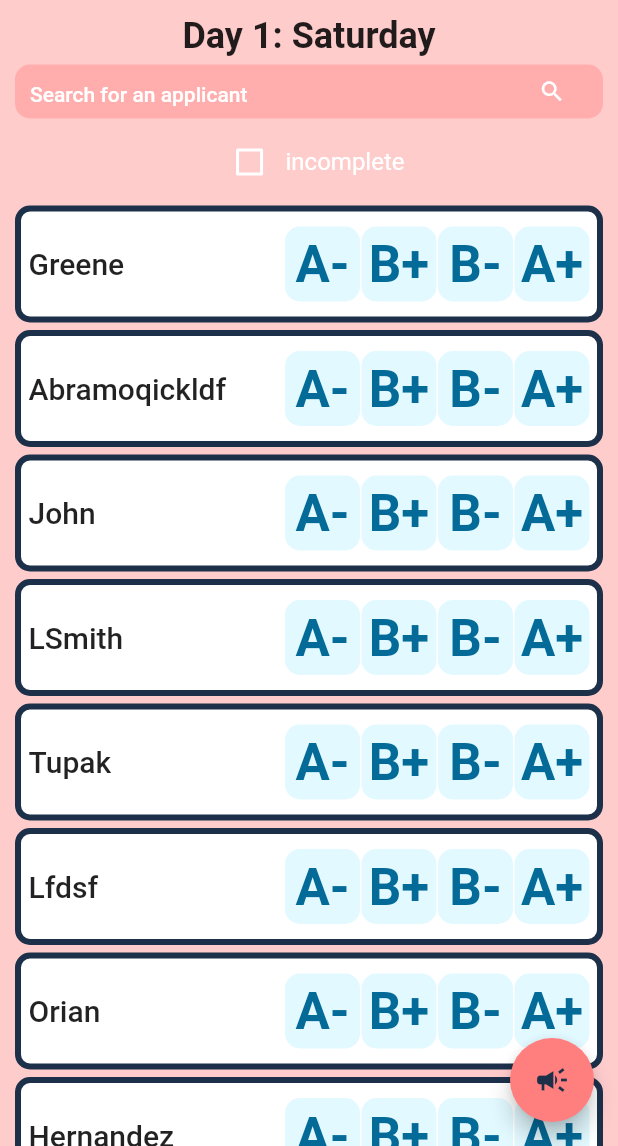
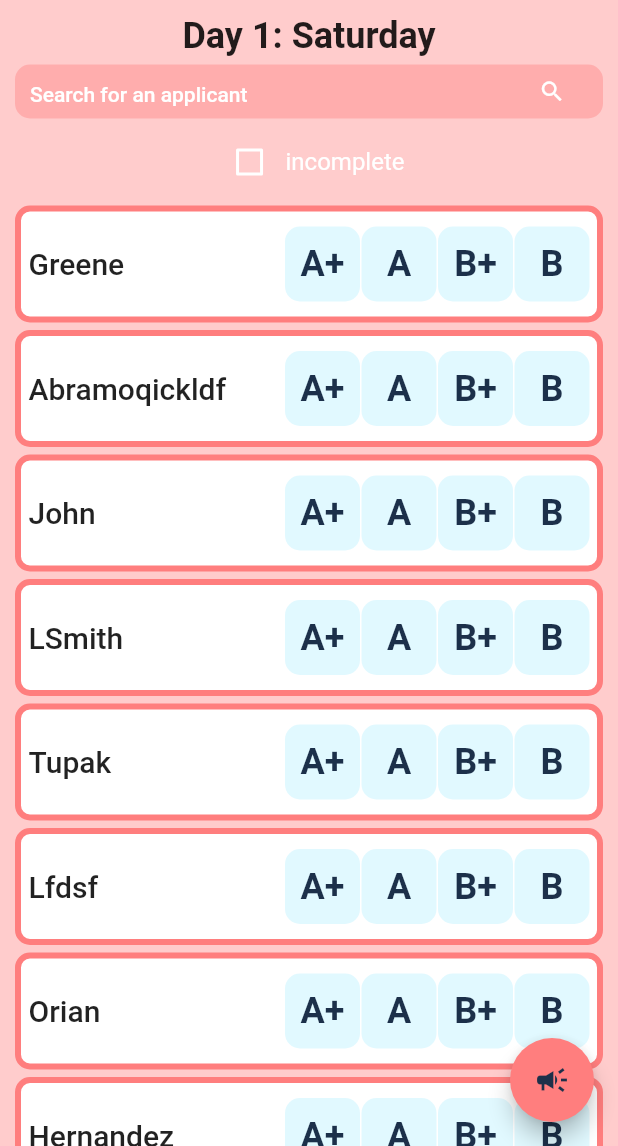
Before and after one commit to carolinebelle/rubrick, a Flutter app: the screen it shows after launch, after a tap on "Day 1: Saturday", on a phone screen of 412 x 824 dp, the part 90-1236 px from its top. Run offline on Flutter 3.47's test engine with Material 2 defaults, Android fonts, the phone set to English and light mode, and no system bars; drawn by our look-alikes of expandable.

Commit message:
applicant detail screen

```diff
--- a/lib/colors/color_scheme.dart
+++ b/lib/colors/color_scheme.dart
@@ -12,11 +12,11 @@ ColorScheme defaultColorScheme = ColorScheme(
   primary: mediumColor,
   onPrimary: darkColor,
   primaryContainer: mediumColor.withAlpha(100),
-  onPrimaryContainer: darkColor,
+  onPrimaryContainer: whiteColor,
   secondary: brightColor,
   onSecondary: darkColor,
   secondaryContainer: brightColor.withAlpha(100),
-  onSecondaryContainer: darkColor,
+  onSecondaryContainer: whiteColor,
   tertiary: lightColor,
   onTertiary: darkColor,
   tertiaryContainer: lightColor.withAlpha(100),
@@ -40,17 +40,17 @@ ColorScheme defaultColorScheme = ColorScheme(
 );
 ColorScheme darkColorScheme = ColorScheme(
   brightness: Brightness.dark,
-  primary: whiteColor.withAlpha(200),
-  onPrimary: darkColor,
-  primaryContainer: mediumColor.withAlpha(200),
-  onPrimaryContainer: darkColor,
-  secondary: whiteColor.withAlpha(200),
-  onSecondary: darkColor,
-  secondaryContainer: brightColor.withAlpha(200),
-  onSecondaryContainer: whiteColor,
-  tertiary: lightColor,
-  onTertiary: darkColor,
-  tertiaryContainer: lightColor.withAlpha(100),
+  primary: mediumColor.withAlpha(200),
+  onPrimary: whiteColor,
+  primaryContainer: mediumColor.withAlpha(100),
+  onPrimaryContainer: blackColor,
+  secondary: brightColor.withAlpha(200),
+  onSecondary: whiteColor,
+  secondaryContainer: brightColor.withAlpha(100),
+  onSecondaryContainer: blackColor,
+  tertiary: lightColor.withAlpha(26),
+  onTertiary: whiteColor,
+  tertiaryContainer: mediumColor,
   onTertiaryContainer: darkColor,
   background: darkColor,
   onBackground: whiteColor,
--- a/lib/components/applicant_list_item.dart
+++ b/lib/components/applicant_list_item.dart
@@ -1,10 +1,17 @@
 import 'package:flutter/material.dart';
 
+import '../widgets/applicant_card.dart';
 import 'grade_box.dart';
+
+const gradeIndices = [0, 1, 3, 4];
+const grades = ["A+", "A", "A-", "B+", "B", "B-"];
 
 class ApplicantListItem extends StatefulWidget {
   final String name;
-  const ApplicantListItem({Key? key, required this.name}) : super(key: key);
+  final int groupIndex;
+  const ApplicantListItem(
+      {Key? key, required this.name, required this.groupIndex})
+      : super(key: key);
 
   @override
   State<ApplicantListItem> createState() => _ApplicantListItemState();
@@ -13,12 +20,20 @@ class ApplicantListItem extends StatefulWidget {
 class _ApplicantListItemState extends State<ApplicantListItem> {
   @override
   Widget build(BuildContext context) {
-    return Container(
+    return GestureDetector(
+      onTap: () {
+        _gotoDetailsPage(context, widget.name, widget.groupIndex, gradeIndices);
+      },
+      child: Container(
         decoration: BoxDecoration(
           color: Theme.of(context).colorScheme.background,
           borderRadius: BorderRadius.circular(10),
           border: Border.all(
-              width: 4, color: Theme.of(context).colorScheme.onBackground)),
+              width: 4,
+              color: widget.groupIndex % 2 == 0
+                  ? Theme.of(context).colorScheme.secondary
+                  : Theme.of(context).colorScheme.primary),
+        ),
         width: double.infinity,
         child: Padding(
           padding: const EdgeInsets.symmetric(vertical: 10, horizontal: 5),
@@ -37,24 +52,61 @@ class _ApplicantListItemState extends State<ApplicantListItem> {
               Wrap(
                 alignment: WrapAlignment.center,
                 spacing: 1,
-              children: const [
-                GradeBox(
-                  grade: 'A-',
+                children: [
+                  Hero(
+                    tag:
+                        '${widget.name}-${widget.groupIndex}-selected-achievement',
+                    child: GradeBox(
+                      grade: grades[gradeIndices[0]],
                     ),
-                GradeBox(
-                  grade: 'B+',
                   ),
-                GradeBox(
-                  grade: 'B-',
+                  Hero(
+                    tag:
+                        '${widget.name}-${widget.groupIndex}-selected-technical',
+                    child: GradeBox(
+                      grade: grades[gradeIndices[1]],
                     ),
-                GradeBox(
-                  grade: 'A+',
-                )
+                  ),
+                  Hero(
+                    tag:
+                        '${widget.name}-${widget.groupIndex}-selected-academic',
+                    child: GradeBox(
+                      grade: grades[gradeIndices[2]],
+                    ),
+                  ),
+                  Hero(
+                    tag:
+                        '${widget.name}-${widget.groupIndex}-selected-personality',
+                    child: GradeBox(
+                      grade: grades[gradeIndices[3]],
+                    ),
+                  ),
                 ],
               ),
             ],
           ),
         ),
+      ),
+    );
+  }
+
+  void _gotoDetailsPage(BuildContext context, String name, int groupIndex,
+      List<int> gradeIndices) {
+    Navigator.of(context).push(
+      MaterialPageRoute<void>(
+        builder: (BuildContext context) => Scaffold(
+          backgroundColor: Theme.of(context).colorScheme.background,
+          appBar: AppBar(
+            title: Text(name),
+            backgroundColor: groupIndex % 2 == 0
+                ? Theme.of(context).colorScheme.secondary
+                : Theme.of(context).colorScheme.primary,
+            foregroundColor: Colors.white,
+          ),
+          body: ApplicantCard(
+              groupIndex: groupIndex, name: name, gradeIndices: gradeIndices),
+        ),
+      ),
     );
   }
 }
--- a/lib/components/grade_box.dart
+++ b/lib/components/grade_box.dart
@@ -2,22 +2,41 @@ import 'package:flutter/material.dart';
 
 class GradeBox extends StatelessWidget {
   final String grade;
-  const GradeBox({Key? key, required this.grade}) : super(key: key);
+  final bool isSelected;
+  final bool isSmall;
+  final bool hasBorder;
+  const GradeBox(
+      {Key? key,
+      required this.grade,
+      this.isSelected = true,
+      this.isSmall = false,
+      this.hasBorder = false})
+      : super(key: key);
 
   @override
   Widget build(BuildContext context) {
     return Container(
-      height: 50,
-      width: 50,
+      height: isSmall ? 45 : 50,
+      width: isSmall ? 45 : 50,
       decoration: BoxDecoration(
-        color: Theme.of(context).colorScheme.tertiaryContainer,
-        borderRadius: BorderRadiusDirectional.circular(10),
+        color: isSelected
+            ? Theme.of(context).colorScheme.tertiaryContainer
+            : Theme.of(context).colorScheme.tertiaryContainer.withAlpha(0),
+        borderRadius: BorderRadius.circular(10),
+        border: hasBorder
+            ? Border.all(
+                color: Theme.of(context).colorScheme.onTertiary, width: 3)
+            : null,
       ),
       child: Center(
         child: Text(
           grade,
-          style: Theme.of(context).textTheme.headline4!.apply(
-              color: Theme.of(context).colorScheme.primary, fontWeightDelta: 2),
+          style: (isSmall
+                  ? Theme.of(context).textTheme.headline6
+                  : Theme.of(context).textTheme.headline5)!
+              .apply(
+                  color: Theme.of(context).colorScheme.onTertiary,
+                  fontWeightDelta: 2),
         ),
       ),
     );
--- a/lib/components/group_bar.dart
+++ b/lib/components/group_bar.dart
@@ -57,16 +57,14 @@ class _GroupBarState extends State<GroupBar> {
           padding: const EdgeInsets.symmetric(vertical: 10.0, horizontal: 10.0),
           child: Column(
             mainAxisAlignment: MainAxisAlignment.spaceBetween,
-
-            // crossAxisAlignment: CrossAxisAlignment.center,
             children: [
               Text(widget.title,
                   style: Theme.of(context)
                       .textTheme
                       .headline5!
                       .apply(fontWeightDelta: 2)),
-              Icon(Icons.expand_circle_down,
-                  color: Theme.of(context).colorScheme.onSecondaryContainer)
+              Icon(Icons.expand_more,
+                  color: Theme.of(context).colorScheme.onSecondary)
             ],
           ),
         ),
@@ -129,7 +127,9 @@ class _GroupBarState extends State<GroupBar> {
                                 ? widget.index % 2 == 0
                                     ? Theme.of(context).colorScheme.secondary
                                     : Theme.of(context).colorScheme.primary
-                                : Theme.of(context).colorScheme.background),
+                                : Theme.of(context)
+                                    .colorScheme
+                                    .onPrimaryContainer),
                       ),
                     ),
                   ],
@@ -139,15 +139,10 @@ class _GroupBarState extends State<GroupBar> {
                     runSpacing: 5,
                     children: buildApplicants()),
                 ExpandableButton(
-                  child: Transform.rotate(
-                    angle: 180 * math.pi / 180,
-                    child: IconButton(
-                      icon: Icon(Icons.expand_circle_down,
-                          color: Theme.of(context)
-                              .colorScheme
-                              .onSecondaryContainer),
-                      onPressed: null,
-                    ),
+                  child: IconButton(
+                    icon: Icon(Icons.expand_less,
+                        color: Theme.of(context).colorScheme.onSecondary),
+                    onPressed: null,
                   ),
                 ),
               ],
@@ -161,7 +156,7 @@ class _GroupBarState extends State<GroupBar> {
         .where((applicant) {
           return applicant.toLowerCase().contains(searchText.toLowerCase());
         })
-        .map((name) => ApplicantListItem(name: name))
+        .map((name) => ApplicantListItem(name: name, groupIndex: widget.index))
         .toList();
   }
 }
--- a/lib/components/search_bar.dart
+++ b/lib/components/search_bar.dart
@@ -32,7 +32,8 @@ class _SearchBarState extends State<SearchBar> {
             cursorColor: Theme.of(context).colorScheme.background,
             maxLines: 1,
             decoration: InputDecoration(
-              suffixIcon: const Icon(Icons.search),
+              suffixIcon: Icon(Icons.search,
+                  color: Theme.of(context).colorScheme.background),
               suffixIconColor: Theme.of(context).colorScheme.background,
               hintText: 'Search for an applicant',
               hintStyle: Theme.of(context)
--- a/pubspec.yaml
+++ b/pubspec.yaml
@@ -3,7 +3,7 @@ description: A new Flutter project.
 
 # The following line prevents the package from being accidentally published to
 # pub.dev using `flutter pub publish`. This is preferred for private packages.
-publish_to: 'none' # Remove this line if you wish to publish to pub.dev
+publish_to: "none" # Remove this line if you wish to publish to pub.dev
 
 # The following defines the version and build number for your application.
 # A version number is three numbers separated by dots, like 1.2.43
@@ -30,7 +30,6 @@ dependencies:
   flutter:
     sdk: flutter
 
-
   # The following adds the Cupertino Icons font to your application.
   # Use with the CupertinoIcons class for iOS style icons.
   cupertino_icons: ^1.0.2
@@ -52,12 +51,13 @@ dev_dependencies:
 
 # The following section is specific to Flutter packages.
 flutter:
-
   # The following line ensures that the Material Icons font is
   # included with your application, so that you can use the icons in
   # the material Icons class.
   uses-material-design: true
 
+  assets:
+    - lib/assets/
   # To add assets to your application, add an assets section, like this:
   # assets:
   #   - images/a_dot_burr.jpeg
```
Also changed, not shown: lib/components/category_bar.dart (added, +112 -0 lines), lib/components/grade_picker.dart (added, +57 -0 lines), lib/widgets/applicant_card.dart (+75 -3 lines), lib/assets/profile.png (added), lib/assets/profile2.jpg (added). Lines whose indentation alone changed are shown as unchanged.
